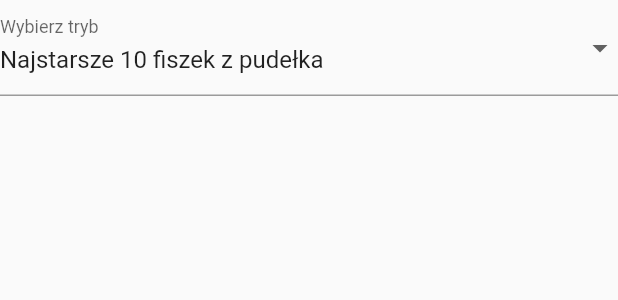
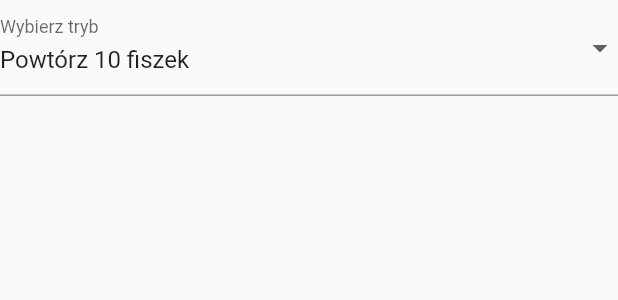
Before and after one commit to Patryk27/fiszker, a Flutter app: the ExerciseModeDropdown widget shown alone on an empty page, opened directly with empty values, on a phone screen of 412 x 824 dp. Shown: the top 300 px of the screen. Run offline on Flutter 3.47's test engine with Material 2 defaults, Android fonts, the phone set to English and light mode, and no system bars; our stand-ins replace bloc, fl_chart, flutter_bloc, flutter_speed_dial, sqflite, timeago and 1 more; missing offline and left inert: optional; accounts and stored records are empty.

Commit message:
[ui] Re-translate the exercise modes' into something less scary.

```diff
--- a/lib/ui/exercise/widgets/mode_dropdown.dart
+++ b/lib/ui/exercise/widgets/mode_dropdown.dart
@@ -30,25 +30,25 @@ class _ExerciseModeDropdownState extends State<ExerciseModeDropdown> {
         // Oldest ten cards
         DropdownMenuItem(
           value: ExerciseMode.oldestTenCards,
-          child: const Text('Najstarsze 10 fiszek z pudełka'),
+          child: const Text('Powtórz 10 fiszek'),
         ),
 
         // Oldest twenty cards
         DropdownMenuItem(
           value: ExerciseMode.oldestTwentyCards,
-          child: const Text('Najstarsze 20 fiszek z pudełka'),
+          child: const Text('Powtórz 20 fiszek'),
         ),
 
         // Oldest fifty cards
         DropdownMenuItem(
           value: ExerciseMode.oldestFiftyCards,
-          child: const Text('Najstarsze 50 fiszek z pudełka'),
+          child: const Text('Powtórz 50 fiszek'),
         ),
 
         // All cards
         DropdownMenuItem(
           value: ExerciseMode.allCards,
-          child: const Text('Wszystkie fiszki z pudełka'),
+          child: const Text('Powtórz wszystkie fiszki'),
         ),
       ],
 
```
